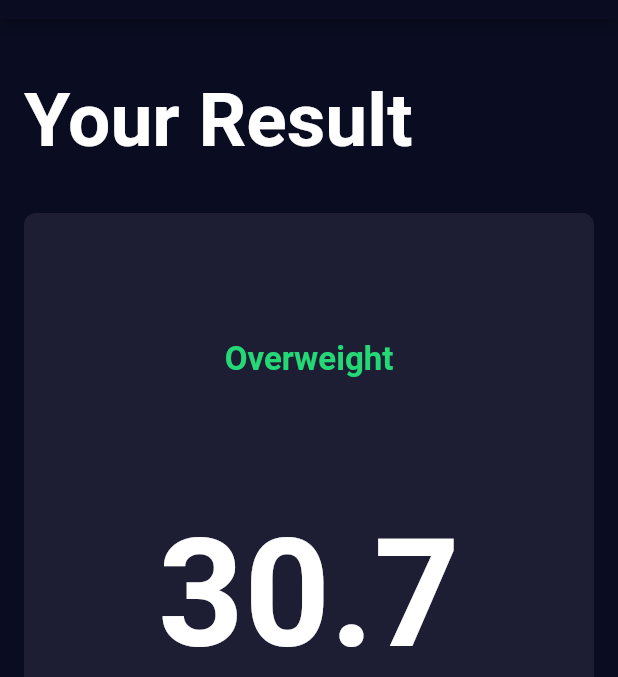
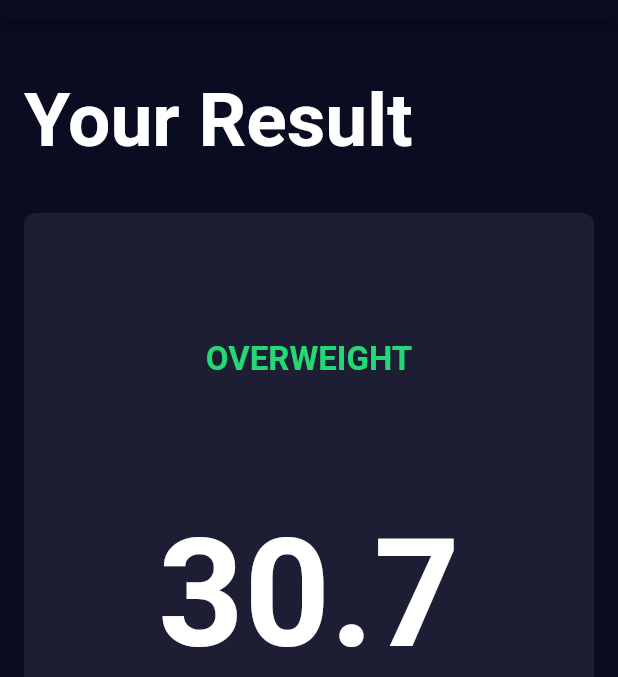
Before and after one commit to praveen-pro/bmi-calculator-flutter, a Flutter app: the screen it shows after launch, after a tap on "CALCULATE BMI", on a phone screen of 412 x 824 dp, the part 65-742 px from its top. Run offline on Flutter 3.47's test engine with Material 2 defaults, Android fonts, the phone set to English and light mode, and no system bars; our stand-ins replace font_awesome_flutter.

Commit message:
Completed BMI Calculator

```diff
--- a/lib/screens/results_page.dart
+++ b/lib/screens/results_page.dart
@@ -39,7 +39,7 @@ class ResultsPage extends StatelessWidget {
                   mainAxisAlignment: MainAxisAlignment.spaceEvenly,
                   children: <Widget>[
                     Text(
-                      result,
+                      result.toUpperCase(),
                       style: kResultTextStyle,
                     ),
                     Text(
```
